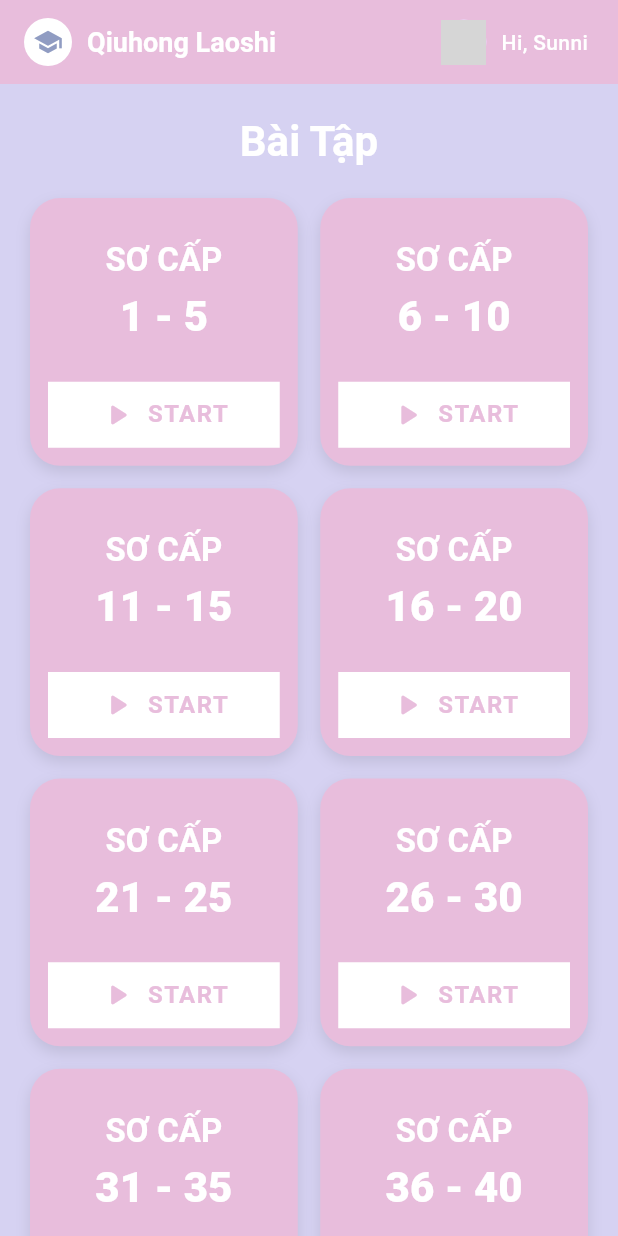
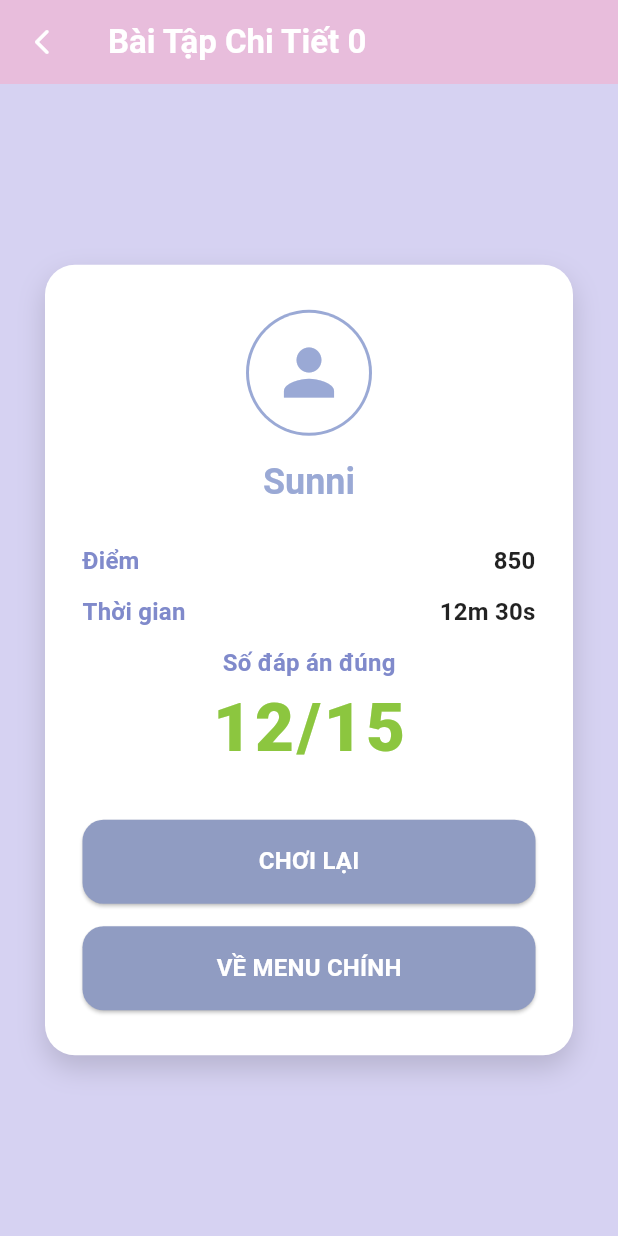
Before and after one commit to ThanhMinh1602/student_management, a Flutter app: the ExercisesView screen opened by its route, after a tap on "START", on a phone screen of 412 x 824 dp. Run offline on Flutter 3.47's test engine with Material 3 defaults, Android fonts, the phone set to English and light mode, and no system bars; our stand-ins replace cloud_firestore, firebase_core, flutter_easyloading, get, get_storage, google_fonts; accounts and stored records are empty; network calls fail; grey boxes are pictures that could not be loaded.

Commit message:
done app

```diff
--- a/lib/app/core/constants/app_color.dart
+++ b/lib/app/core/constants/app_color.dart
@@ -6,4 +6,5 @@ class AppColor {
   static const Color secondary = Color(0xFFd6d2f2);
   static const Color white = Color(0xFFFFFFFF);
   static const Color pink = Color(0xFFE8BDDC);
+  static const Color blue = Color(0xFFD6E5FA);
 }
--- a/lib/app/modules/user/exercises/views/exercises_view.dart
+++ b/lib/app/modules/user/exercises/views/exercises_view.dart
@@ -2,12 +2,20 @@ import 'package:blooket/app/modules/user/exercises/widgets/exercise_card.dart';
 import 'package:flutter/material.dart';
 import 'package:blooket/app/core/components/appbar/custom_app_bar.dart';
 import 'package:blooket/app/core/constants/app_color.dart';
+import 'package:get/get.dart';
+import 'package:get/get_core/src/get_main.dart';
 
 // Import các widget con đã tách ở dưới
 // import 'path/to/exercise_card.dart';
 
-class ExercisesView extends StatelessWidget {
+class ExercisesView extends StatefulWidget {
   const ExercisesView({super.key});
+
+  @override
+  State<ExercisesView> createState() => _ExercisesViewState();
+}
+
+class _ExercisesViewState extends State<ExercisesView> {
 
   @override
   Widget build(BuildContext context) {
@@ -46,7 +54,7 @@ class ExercisesView extends StatelessWidget {
                   level: 'SƠ CẤP',
                   range: '${index * 5 + 1} - ${(index + 1) * 5}',
                   onStart: () {
-                    print("Start bài tập $index");
+                     Get.toNamed('${Get.currentRoute}/$index'); // Điều hướng đến trang chi tiết bài tập
                   },
                 );
               },
--- /dev/null
+++ b/lib/app/modules/user/exercises_detail/binding/exercises_detail_binding.dart
@@ -0,0 +1,8 @@
+import 'package:get/get.dart';
+
+class ExercisesDetailBinding extends Bindings {
+  @override
+  void dependencies() {
+    // TODO: implement dependencies
+  }
+}
--- /dev/null
+++ b/lib/app/modules/user/exercises_detail/controller/exercises_detail_controller.dart
@@ -0,0 +1,3 @@
+import 'package:blooket/app/core/base/base_controller.dart';
+
+class ExercisesDetailController extends BaseController {}
--- /dev/null
+++ b/lib/app/modules/user/exercises_detail/views/exercises_detail_view.dart
@@ -0,0 +1,63 @@
+import 'package:blooket/app/core/components/button/custom_button.dart';
+import 'package:blooket/app/core/components/text_field/custom_text_field.dart';
+import 'package:blooket/app/modules/user/exercises_detail/widgets/exercise_result_widget.dart';
+import 'package:blooket/app/modules/user/exercises_detail/widgets/question_widget.dart';
+import 'package:blooket/app/modules/user/exercises_detail/widgets/typing_answer_widget.dart';
+import 'package:flutter/material.dart';
+import 'package:blooket/app/core/components/appbar/custom_app_bar.dart';
+import 'package:blooket/app/core/constants/app_color.dart';
+import 'package:get/get.dart';
+
+class ExercisesDetailView extends StatelessWidget {
+  const ExercisesDetailView({super.key});
+
+  @override
+  Widget build(BuildContext context) {
+    // Mock data
+    final List<Map<String, dynamic>> answers = [
+      {
+        'label': 'A',
+        'text': 'Câu trả lời thứ nhất',
+        'icon': Icons.square,
+        'color': Colors.redAccent,
+      },
+      {
+        'label': 'B',
+        'text': 'Câu trả lời thứ hai dài hơn một chút',
+        'icon': Icons.circle,
+        'color': Colors.blueAccent,
+      },
+      {
+        'label': 'C',
+        'text': 'Câu trả lời thứ ba',
+        'icon': Icons.change_history,
+        'color': Colors.amber,
+      },
+      {
+        'label': 'D',
+        'text': 'Câu trả lời thứ tư',
+        'icon': Icons.star,
+        'color': Colors.green,
+      },
+    ];
+
+    // Biến cờ để test giao diện (Thực tế bạn sẽ lấy từ Model câu hỏi)
+    bool isMultipleChoice = false;
+
+    return Scaffold(
+      backgroundColor: AppColor.secondary,
+      appBar: CustomAppBar(
+        title: Get.parameters['id'] != null
+            ? 'Bài Tập Chi Tiết ${Get.parameters['id']}'
+            : 'Bài Tập Chi Tiết',
+        showBackButton: true,
+      ),
+      body: SafeArea(
+        child: Padding(
+          padding: const EdgeInsets.all(20.0),
+          child: ExerciseResultWidget(),
+        ),
+      ),
+    );
+  }
+}
--- /dev/null
+++ b/lib/app/modules/user/exercises_detail/widgets/exercise_result_widget.dart
@@ -0,0 +1,142 @@
+import 'package:blooket/app/core/components/button/custom_button.dart';
+import 'package:blooket/app/core/constants/app_color.dart';
+import 'package:flutter/material.dart';
+import 'package:get/get.dart';
+
+class ExerciseResultWidget extends StatelessWidget {
+  const ExerciseResultWidget({super.key});
+
+  @override
+  Widget build(BuildContext context) {
+    // Định nghĩa màu sắc cục bộ cho widget này (hoặc lấy từ AppColor nếu có)
+    const Color labelColor = Color(0xFF808ACB); // Màu tím nhạt cho nhãn
+    const Color scoreColor = Color(0xFF8CC63F); // Màu xanh lá cho điểm số to
+
+    return Center( // Căn giữa màn hình
+      child: Container(
+        margin: const EdgeInsets.symmetric(horizontal: 10), // Tránh sát mép màn hình
+        padding: const EdgeInsets.symmetric(vertical: 30, horizontal: 25),
+        width: double.infinity,
+        decoration: BoxDecoration(
+          color: Colors.white,
+          borderRadius: BorderRadius.circular(20),
+          boxShadow: [
+            BoxShadow(
+              color: Colors.black.withOpacity(0.15),
+              blurRadius: 15,
+              offset: const Offset(0, 8),
+            ),
+          ],
+        ),
+        child: Column(
+          mainAxisSize: MainAxisSize.min, // Quan trọng: Co lại vừa nội dung
+          children: [
+            // --- 1. AVATAR ---
+            CircleAvatar(
+              radius: 42,
+              backgroundColor: AppColor.primary,
+              child: CircleAvatar(
+                radius: 40,
+                backgroundColor: Colors.white,
+                child: Icon(
+                  Icons.person,
+                  color: AppColor.primary,
+                  size: 50,
+                ),
+              ),
+            ),
+
+            const SizedBox(height: 15),
+
+            // --- 2. USER NAME ---
+            Text(
+              'Sunni',
+              style: Theme.of(context).textTheme.headlineSmall?.copyWith(
+                color: AppColor.primary,
+                fontWeight: FontWeight.bold,
+              ),
+            ),
+
+            const SizedBox(height: 25),
+
+            // --- 3. INFO ROWS ---
+            _buildInfoRow(context, label: 'Điểm', value: '850'),
+            const SizedBox(height: 10),
+            _buildInfoRow(context, label: 'Thời gian', value: '12m 30s'),
+
+            const SizedBox(height: 10),
+
+            // --- 4. BIG RESULT (HERO SECTION) ---
+            Text(
+              'Số đáp án đúng',
+              style: Theme.of(context).textTheme.titleMedium?.copyWith(
+                color: labelColor,
+                fontWeight: FontWeight.w600,
+              ),
+            ),
+            const SizedBox(height: 5),
+            Text(
+              '12/15',
+              style: Theme.of(context).textTheme.displayMedium?.copyWith(
+                color: scoreColor,
+                fontWeight: FontWeight.w900, // Rất đậm
+                letterSpacing: 2,
+              ),
+            ),
+
+            const SizedBox(height: 35),
+
+            // --- 5. BUTTONS ---
+            // Giả sử CustomButton của bạn có tham số width hoặc bọc trong SizedBox
+            SizedBox(
+              width: double.infinity,
+              child: CustomButton(
+                text: 'CHƠI LẠI',
+                // backgroundColor: AppColor.primary, // Nếu CustomButton hỗ trợ chỉnh màu
+                onPressed: () {
+                  // Xử lý khi nhấn nút
+                },
+              ),
+            ),
+
+            const SizedBox(height: 15),
+
+            SizedBox(
+              width: double.infinity,
+              child: CustomButton(
+                text: 'VỀ MENU CHÍNH',
+                // backgroundColor: Colors.grey, // Nút phụ nên màu nhạt hơn nếu có thể
+                onPressed: () {
+                  Get.back();
+                },
+              ),
+            ),
+          ],
+        ),
+      ),
+    );
+  }
+
+  // Widget con để hiển thị từng dòng thông tin (Label ----- Value)
+  Widget _buildInfoRow(BuildContext context, {required String label, required String value}) {
+    return Row(
+      mainAxisAlignment: MainAxisAlignment.spaceBetween,
+      children: [
+        Text(
+          label,
+          style: Theme.of(context).textTheme.titleMedium?.copyWith(
+            color: const Color(0xFF808ACB), // Màu tím nhạt
+            fontWeight: FontWeight.w600,
+          ),
+        ),
+        Text(
+          value,
+          style: Theme.of(context).textTheme.titleMedium?.copyWith(
+            color: Colors.black87,
+            fontWeight: FontWeight.bold,
+          ),
+        ),
+      ],
+    );
+  }
+}
--- a/lib/app/routes/app_pages.dart
+++ b/lib/app/routes/app_pages.dart
@@ -1,5 +1,7 @@
 import 'package:blooket/app/modules/user/exercises/binding/exercises_binding.dart';
 import 'package:blooket/app/modules/user/exercises/views/exercises_view.dart';
+import 'package:blooket/app/modules/user/exercises_detail/binding/exercises_detail_binding.dart';
+import 'package:blooket/app/modules/user/exercises_detail/views/exercises_detail_view.dart';
 import 'package:blooket/app/routes/app_routes.dart';
 import 'package:blooket/app/modules/admin/class_management/binding/class_management_binding.dart';
 import 'package:blooket/app/modules/admin/class_management/binding/class_management_detail_binding.dart';
@@ -67,6 +69,13 @@ class AppPages {
       name: AppRoutes.EXERCISES,
       page: () => const ExercisesView(),
       binding: ExercisesBinding(),
+      children: [
+        GetPage(
+          name: AppRoutes.EXERCISES_DETAIL,
+          page: () => const ExercisesDetailView(),
+          binding: ExercisesDetailBinding(),
+        ),
+      ],
     ),
   ];
 }
```
Also changed, not shown: lib/app/core/components/text_field/custom_text_field.dart (+4 -4 lines), lib/app/modules/user/exercises_detail/widgets/multiple_choice_answer_widget.dart (added, +78 -0 lines), lib/app/modules/user/exercises_detail/widgets/question_widget.dart (added, +99 -0 lines), lib/app/modules/user/exercises_detail/widgets/typing_answer_widget.dart (added, +33 -0 lines).
